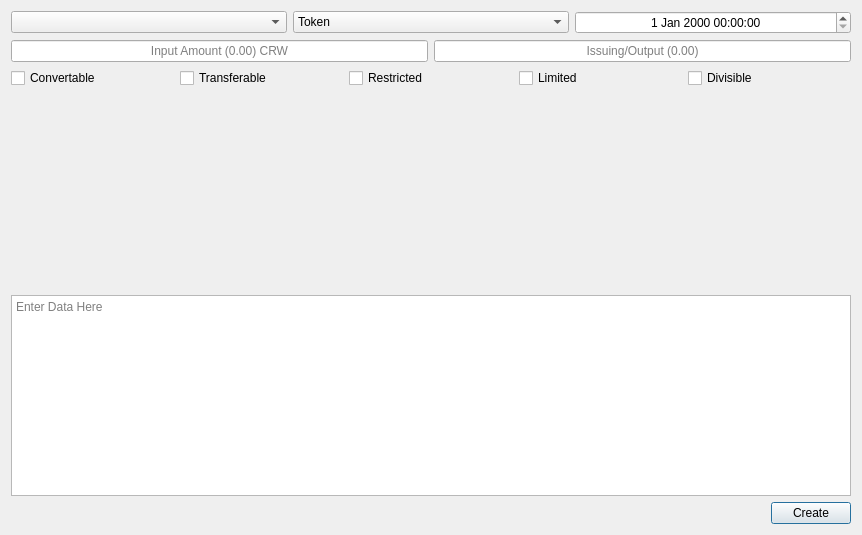
Crowndev/crown, file src/qt/forms/newassetpage.ui: the form before one commit.
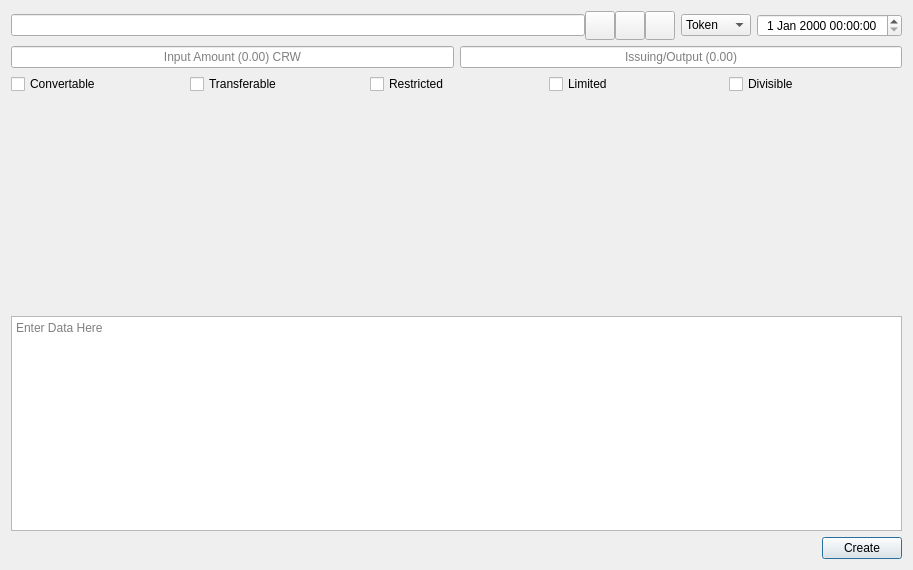
The form after the commit. Icons and pictures are not drawn. Custom widgets are drawn as their Qt base class.

```diff
--- a/src/qt/forms/newassetpage.ui
+++ b/src/qt/forms/newassetpage.ui
@@ -6,8 +6,8 @@
    <rect>
     <x>0</x>
     <y>0</y>
-    <width>862</width>
-    <height>535</height>
+    <width>913</width>
+    <height>570</height>
    </rect>
   </property>
   <property name="windowTitle">
@@ -21,17 +21,84 @@
        <item>
         <layout class="QHBoxLayout" name="horizontalLayout">
          <item>
-          <widget class="QComboBox" name="contractcomboBox">
-           <property name="toolTip">
-            <string/>
+          <layout class="QHBoxLayout" name="payToLayout">
+           <property name="spacing">
+            <number>0</number>
            </property>
-           <property name="currentText">
-            <string/>
-           </property>
-           <property name="placeholderText">
-            <string>Select Contract</string>
-           </property>
-          </widget>
+           <item>
+            <widget class="QValidatedLineEdit" name="payTo">
+             <property name="toolTip">
+              <string>The Crown address to send the payment to</string>
+             </property>
+            </widget>
+           </item>
+           <item>
+            <widget class="QToolButton" name="addressBookButton">
+             <property name="toolTip">
+              <string>Choose previously used address</string>
+             </property>
+             <property name="text">
+              <string/>
+             </property>
+             <property name="icon">
+              <iconset resource="../crown.qrc">
+               <normaloff>:/icons/address-book</normaloff>:/icons/address-book</iconset>
+             </property>
+             <property name="iconSize">
+              <size>
+               <width>22</width>
+               <height>22</height>
+              </size>
+             </property>
+             <property name="shortcut">
+              <string>Alt+A</string>
+             </property>
+            </widget>
+           </item>
+           <item>
+            <widget class="QToolButton" name="pasteButton">
+             <property name="toolTip">
+              <string>Paste address from clipboard</string>
+             </property>
+             <property name="text">
+              <string/>
+             </property>
+             <property name="icon">
+              <iconset resource="../crown.qrc">
+               <normaloff>:/icons/editpaste</normaloff>:/icons/editpaste</iconset>
+             </property>
+             <property name="iconSize">
+              <size>
+               <width>22</width>
+               <height>22</height>
+              </size>
+             </property>
+             <property name="shortcut">
+              <string>Alt+P</string>
+             </property>
+            </widget>
+           </item>
+           <item>
+            <widget class="QToolButton" name="deleteButton">
+             <property name="toolTip">
+              <string>Remove this entry</string>
+             </property>
+             <property name="text">
+              <string/>
+             </property>
+             <property name="icon">
+              <iconset resource="../crown.qrc">
+               <normaloff>:/icons/remove</normaloff>:/icons/remove</iconset>
+             </property>
+             <property name="iconSize">
+              <size>
+               <width>22</width>
+               <height>22</height>
+              </size>
+             </property>
+            </widget>
+           </item>
+          </layout>
          </item>
          <item>
           <widget class="QComboBox" name="typecomboBox">
@@ -223,6 +290,15 @@
    </item>
   </layout>
  </widget>
- <resources/>
+ <customwidgets>
+  <customwidget>
+   <class>QValidatedLineEdit</class>
+   <extends>QLineEdit</extends>
+   <header>qt/qvalidatedlineedit.h</header>
+  </customwidget>
+ </customwidgets>
+ <resources>
+  <include location="../crown.qrc"/>
+ </resources>
  <connections/>
 </ui>
```
